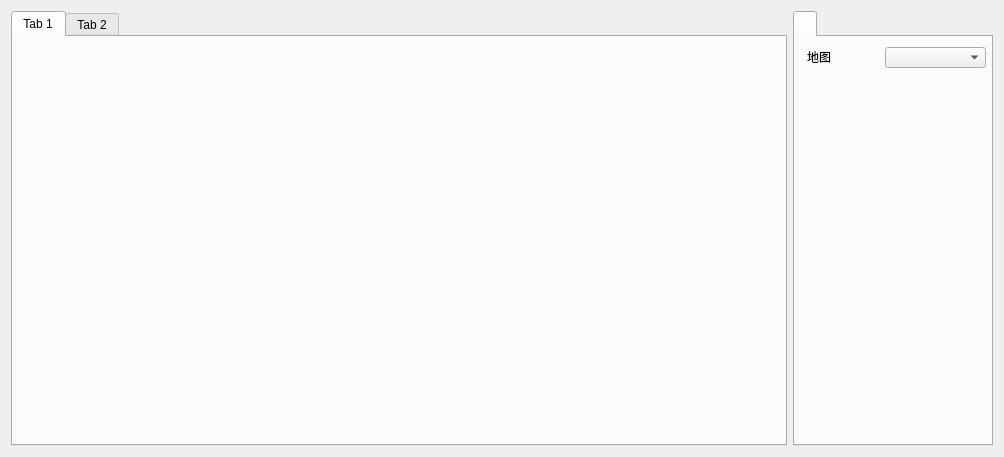
First picture: the form in map/mapindex.ui, repository lucifer008/vehicle2022, before the edit.
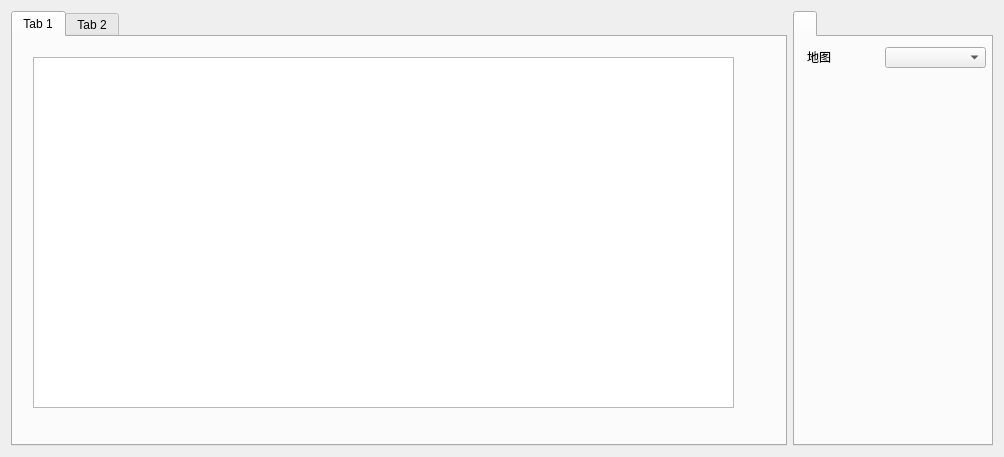
Second picture: the form after the edit. Icons and pictures are not drawn.

What changed in the file:
```diff
--- a/map/mapindex.ui
+++ b/map/mapindex.ui
@@ -24,6 +24,22 @@
       <attribute name="title">
        <string>Tab 1</string>
       </attribute>
+      <widget class="QTextBrowser" name="textBrowser">
+       <property name="geometry">
+        <rect>
+         <x>20</x>
+         <y>20</y>
+         <width>701</width>
+         <height>351</height>
+        </rect>
+       </property>
+       <property name="sizePolicy">
+        <sizepolicy hsizetype="Expanding" vsizetype="Expanding">
+         <horstretch>0</horstretch>
+         <verstretch>0</verstretch>
+        </sizepolicy>
+       </property>
+      </widget>
      </widget>
      <widget class="QWidget" name="tab_2">
       <attribute name="title">
```
